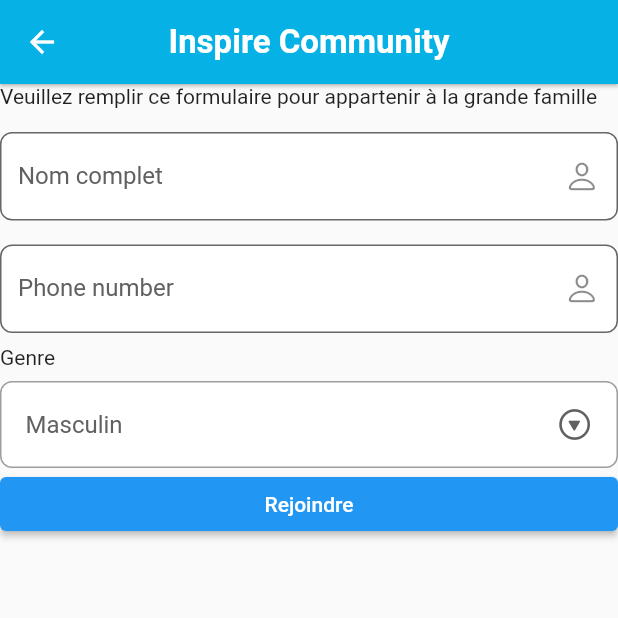
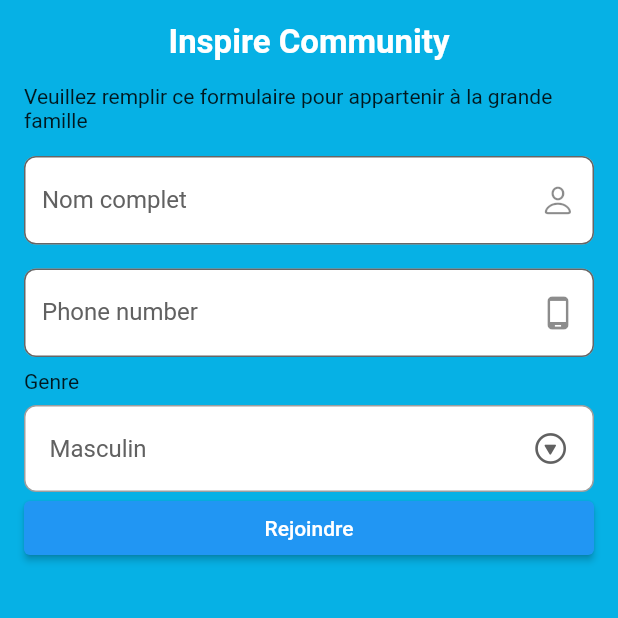
Before and after one commit to leenorshn/inspire, a Flutter app: the SignUpScreen screen opened by its route, on a phone screen of 412 x 824 dp, the top half of it. Run offline on Flutter 3.47's test engine with Material 2 defaults, Android fonts, the phone set to English and light mode, and no system bars; our stand-ins replace bloc, equatable, flutter_bloc, rxdart, timeago, webview_flutter; missing offline and left inert: loading_animations; network calls fail.

```diff
--- a/lib/presentation/journeys/sign_up.dart
+++ b/lib/presentation/journeys/sign_up.dart
@@ -17,9 +17,12 @@ class _SignUpScreenState extends State<SignUpScreen> {
       appBar: AppBar(
         title: Text("Inspire Community"),
         centerTitle: true,
-        elevation: 1,
+        elevation: 0,
+        leading: Container(),
       ),
       body: Container(
+        padding: EdgeInsets.symmetric(horizontal: 16),
+        color: Theme.of(context).accentColor,
         child: ListView(
           children: [
             Text(
@@ -31,7 +34,7 @@ class _SignUpScreenState extends State<SignUpScreen> {
             ),
             InputField(
               textHint: "Phone number",
-              iconData: CupertinoIcons.person,
+              iconData: Icons.phone_android,
               radius: 8,
             ),
             ComboBox(items: ["Masculin", "Femmine"], label: "Genre"),
```
